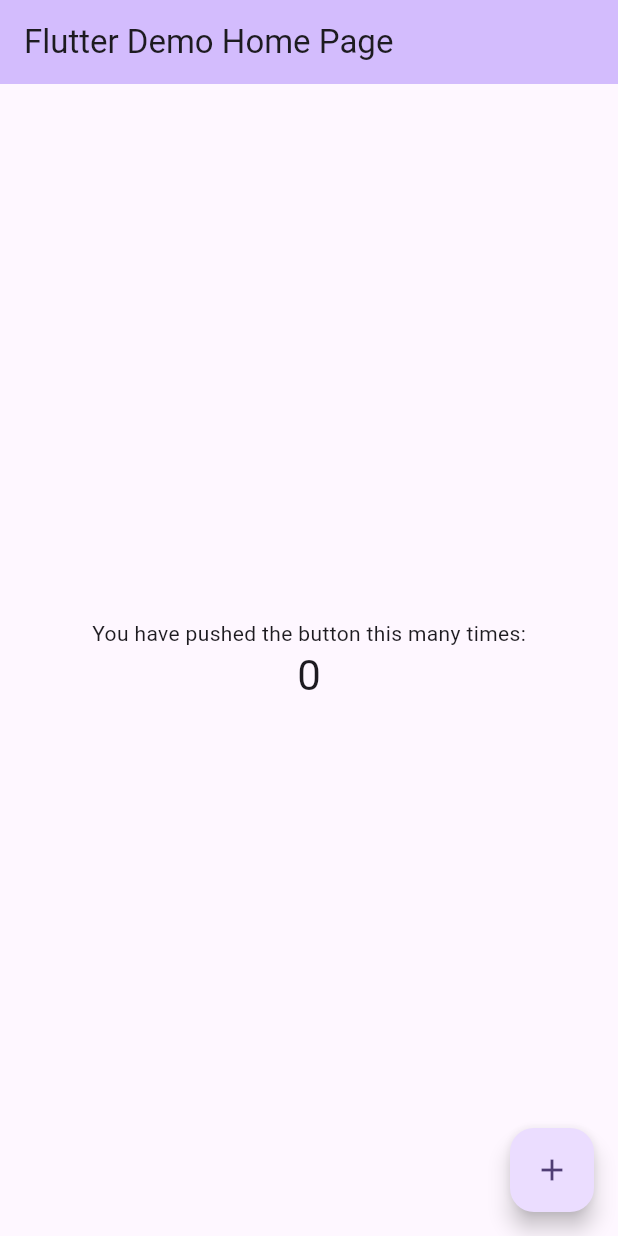
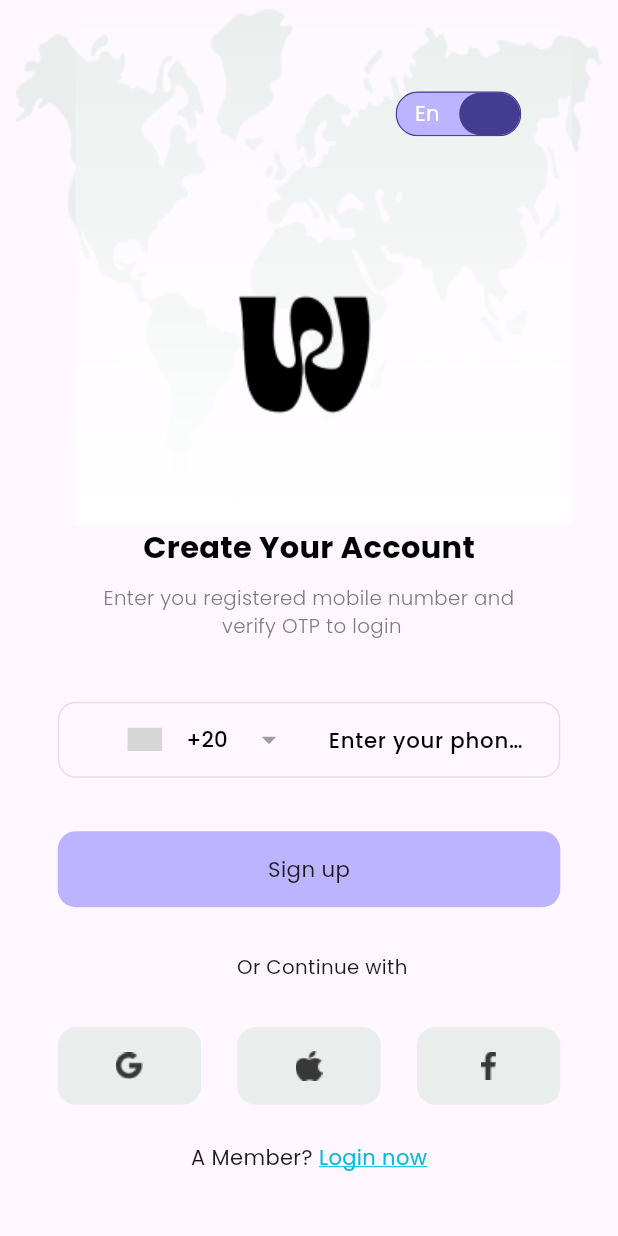
Before and after one commit to talhamehtab2014/flutter_lerning_project, a Flutter app: the screen it shows after launch, on a phone screen of 412 x 824 dp. Run offline on Flutter 3.47's test engine with Material 3 defaults, Android fonts, the phone set to English and light mode, and no system bars; drawn by our look-alikes of country_code_picker, toggle_switch; our stand-ins replace flutter_screenutil, get, google_fonts; generated files the repository leaves out were written again; grey boxes are pictures that could not be loaded.

Commit message:
signup acreen started with ui

```diff
--- /dev/null
+++ b/l10n.yaml
@@ -0,0 +1,3 @@
+arb-dir: lib/l10n
+template-arb-file: app_en.arb
+output-localization-file: app_localizations.dart
--- /dev/null
+++ b/lib/l10n/app_ar.arb
@@ -0,0 +1,3 @@
+{
+  "hello": "hello"
+}
--- /dev/null
+++ b/lib/l10n/app_en.arb
@@ -0,0 +1,2 @@
+{
+"hello" :"hello "}
--- a/lib/main.dart
+++ b/lib/main.dart
@@ -1,4 +1,11 @@
+import 'package:country_code_picker/country_code_picker.dart';
 import 'package:flutter/material.dart';
+import 'package:flutter_iwish_practice/modules/sign_up/screens/sign_up.dart';
+import 'package:flutter_screenutil/flutter_screenutil.dart';
+import 'package:get/get_navigation/src/root/get_material_app.dart';
+import 'package:google_fonts/google_fonts.dart';
+import 'package:flutter_localizations/flutter_localizations.dart';
+import 'package:flutter_gen/gen_l10n/app_localizations.dart';
 
 void main() {
   runApp(const MyApp());
@@ -10,116 +17,36 @@
   // This widget is the root of your application.
   @override
   Widget build(BuildContext context) {
-    return MaterialApp(
-      title: 'Flutter Demo',
-      theme: ThemeData(
-        // This is the theme of your application.
-        //
-        // TRY THIS: Try running your application with "flutter run". You'll see
-        // the application has a purple toolbar. Then, without quitting the app,
-        // try changing the seedColor in the colorScheme below to Colors.green
-        // and then invoke "hot reload" (save your changes or press the "hot
-        // reload" button in a Flutter-supported IDE, or press "r" if you used
-        // the command line to start the app).
-        //
-        // Notice that the counter didn't reset back to zero; the application
-        // state is not lost during the reload. To reset the state, use hot
-        // restart instead.
-        //
-        // This works for code too, not just values: Most code changes can be
-        // tested with just a hot reload.
-        colorScheme: ColorScheme.fromSeed(seedColor: Colors.deepPurple),
-        useMaterial3: true,
-      ),
-      home: const MyHomePage(title: 'Flutter Demo Home Page'),
+    return ScreenUtilInit(
+      designSize: const Size(375, 812),
+      minTextAdapt: true,
+
+      // Use builder only if you need to use library outside ScreenUtilInit context
+      builder: (_, child) {
+        return GetMaterialApp(
+          locale: Locale('en'),
+          debugShowCheckedModeBanner: false,
+          title: 'First Method',
+          // You can use the library anywhere in the app even in theme
+          theme: ThemeData(
+            textTheme: GoogleFonts.poppinsTextTheme(),
+          ),
+          home: const SignUp(),
+          //initialRoute: //RoutesHelper.getSplashPage(),
+          //getPages: RoutesHelper.routes,
+          localizationsDelegates: const [
+            CountryLocalizations.delegate,
+            AppLocalizations.delegate,
+            GlobalMaterialLocalizations.delegate,
+            GlobalWidgetsLocalizations.delegate
+          ],
+          supportedLocales: [
+            Locale('en'),
+            Locale('ar'),
+          ],
+        );
+      },
+      child: const SignUp(),
     );
   }
 }
-
-class MyHomePage extends StatefulWidget {
-  const MyHomePage({super.key, required this.title});
-
-  // This widget is the home page of your application. It is stateful, meaning
-  // that it has a State object (defined below) that contains fields that affect
-  // how it looks.
-
-  // This class is the configuration for the state. It holds the values (in this
-  // case the title) provided by the parent (in this case the App widget) and
-  // used by the build method of the State. Fields in a Widget subclass are
-  // always marked "final".
-
-  final String title;
-
-  @override
-  State<MyHomePage> createState() => _MyHomePageState();
-}
-
-class _MyHomePageState extends State<MyHomePage> {
-  int _counter = 0;
-
-  void _incrementCounter() {
-    setState(() {
-      // This call to setState tells the Flutter framework that something has
-      // changed in this State, which causes it to rerun the build method below
-      // so that the display can reflect the updated values. If we changed
-      // _counter without calling setState(), then the build method would not be
-      // called again, and so nothing would appear to happen.
-      _counter++;
-    });
-  }
-
-  @override
-  Widget build(BuildContext context) {
-    // This method is rerun every time setState is called, for instance as done
-    // by the _incrementCounter method above.
-    //
-    // The Flutter framework has been optimized to make rerunning build methods
-    // fast, so that you can just rebuild anything that needs updating rather
-    // than having to individually change instances of widgets.
-    return Scaffold(
-      appBar: AppBar(
-        // TRY THIS: Try changing the color here to a specific color (to
-        // Colors.amber, perhaps?) and trigger a hot reload to see the AppBar
-        // change color while the other colors stay the same.
-        backgroundColor: Theme.of(context).colorScheme.inversePrimary,
-        // Here we take the value from the MyHomePage object that was created by
-        // the App.build method, and use it to set our appbar title.
-        title: Text(widget.title),
-      ),
-      body: Center(
-        // Center is a layout widget. It takes a single child and positions it
-        // in the middle of the parent.
-        child: Column(
-          // Column is also a layout widget. It takes a list of children and
-          // arranges them vertically. By default, it sizes itself to fit its
-          // children horizontally, and tries to be as tall as its parent.
-          //
-          // Column has various properties to control how it sizes itself and
-          // how it positions its children. Here we use mainAxisAlignment to
-          // center the children vertically; the main axis here is the vertical
-          // axis because Columns are vertical (the cross axis would be
-          // horizontal).
-          //
-          // TRY THIS: Invoke "debug painting" (choose the "Toggle Debug Paint"
-          // action in the IDE, or press "p" in the console), to see the
-          // wireframe for each widget.
-          mainAxisAlignment: MainAxisAlignment.center,
-          children: <Widget>[
-            const Text(
-              'You have pushed the button this many times:',
-            ),
-            Text(
-              '$_counter',
-              style: Theme.of(context).textTheme.headlineMedium,
-            ),
-          ],
-        ),
-      ),
-      floatingActionButton: FloatingActionButton(
-        onPressed: _incrementCounter,
-        tooltip: 'Increment',
-        child: const Icon(Icons.add),
-      ), // This trailing comma makes auto-formatting nicer for build methods.
-    );
-  }
-}
--- /dev/null
+++ b/lib/modules/sign_up/screens/sign_up.dart
@@ -0,0 +1,174 @@
+import 'package:flutter/cupertino.dart';
+import 'package:flutter/material.dart';
+import 'package:flutter/widgets.dart';
+import 'package:flutter_iwish_practice/utils/app_assets.dart';
+import 'package:flutter_iwish_practice/utils/colors.dart';
+import 'package:flutter_iwish_practice/widgets/home_top_card.dart';
+import 'package:flutter_iwish_practice/widgets/phn_text_field.dart';
+import 'package:flutter_iwish_practice/widgets/social_login_button.dart';
+import 'package:flutter_screenutil/flutter_screenutil.dart';
+import 'package:toggle_switch/toggle_switch.dart';
+
+class SignUp extends StatelessWidget {
+  const SignUp({super.key});
+
+  @override
+  Widget build(BuildContext context) {
+    return Scaffold(
+      body: SingleChildScrollView(
+        child: SizedBox(
+          height: MediaQuery.of(context).size.height,
+          child: Column(
+            crossAxisAlignment: CrossAxisAlignment.center,
+            children: [
+              Stack(
+                children: [
+                  const HomeTopCard(),
+                  Positioned(
+                    left: 240.w,
+                    top: 60.h,
+                    child: ToggleSwitch(
+                      borderWidth: 0.8,
+                      borderColor: const [ThemeColors.toggleSwitchBorderColor],
+                      minWidth: 37.w,
+                      minHeight: 28.h,
+                      cornerRadius: 20.0,
+                      dividerColor: Colors.transparent,
+                      activeBgColors: const [
+                        [ThemeColors.toggleSwitchInActiveButtonColor],
+                        [ThemeColors.toggleSwitchActiveButtonColor]
+                      ],
+                      activeFgColor: Colors.transparent,
+                      inactiveBgColor: ThemeColors.toggleSwitchActiveBgColor,
+                      inactiveFgColor: Colors.white,
+                      initialLabelIndex: 1,
+                      totalSwitches: 2,
+                      labels: ['En', 'Ar'],
+                      radiusStyle: true,
+                      onToggle: (index) {
+                        //print('switched to: $index');
+                      },
+                    ),
+                  ),
+                ],
+              ),
+              Text(
+                'Create Your Account',
+                style: TextStyle(
+                  color: ThemeColors.mainTitle,
+                  fontSize: 20.sp,
+                  fontWeight: FontWeight.w700,
+                ),
+              ),
+              SizedBox(
+                height: 10.h,
+              ),
+              Padding(
+                padding: EdgeInsets.symmetric(horizontal: 35.w),
+                child: Column(
+                  children: [
+                    Text(
+                      textAlign: TextAlign.center,
+                      'Enter you registered mobile number and\n verify OTP to login',
+                      style: TextStyle(
+                        color: ThemeColors.subTitle,
+                        fontSize: 13.sp,
+                        fontWeight: FontWeight.w300,
+                      ),
+                    ),
+                    SizedBox(
+                      height: 40.h,
+                    ),
+                    PhoneTextField(),
+                    SizedBox(
+                      height: 35.h,
+                    ),
+                    Container(
+                      alignment: Alignment.center,
+                      width: 305.w,
+                      height: 50.h,
+                      decoration: BoxDecoration(
+                        color: ThemeColors.btnSignInSignUp,
+                        borderRadius: BorderRadius.circular(12.r),
+                      ),
+                      child: Text(
+                        'Sign up',
+                        style: TextStyle(
+                            fontSize: 14.sp, fontWeight: FontWeight.w400),
+                      ),
+                    ),
+                    SizedBox(
+                      height: 30.h,
+                    ),
+                    Row(
+                      mainAxisAlignment: MainAxisAlignment.center,
+                      children: [
+                        Divider(
+                          thickness: 1,
+                          endIndent: 16.w,
+                          color:
+                              ThemeColors.dividerOrSIgnInWith.withOpacity(0.3),
+                        ),
+                        SizedBox(
+                          width: 16.w,
+                        ),
+                        Text(
+                          'Or Continue with',
+                          style: TextStyle(
+                              fontSize: 13.sp, fontWeight: FontWeight.w400),
+                        ),
+                        Divider(
+                          thickness: 1,
+                          indent: 16.w,
+                          color:
+                              ThemeColors.dividerOrSIgnInWith.withOpacity(0.3),
+                        ),
+                      ],
+                    ),
+                    SizedBox(
+                      height: 30.h,
+                    ),
+                    const Row(
+                      mainAxisSize: MainAxisSize.max,
+                      mainAxisAlignment: MainAxisAlignment.spaceBetween,
+                      children: [
+                        SocialLoginButton(
+                          icon: AppAssets.icGoogleSignUp,
+                        ),
+                        SocialLoginButton(
+                          icon: AppAssets.icAppleSignUp,
+                        ),
+                        SocialLoginButton(
+                          icon: AppAssets.icFacebookSignUp,
+                        ),
+                      ],
+                    ),
+                    SizedBox(
+                      height: 25.h,
+                    ),
+                    Row(
+                      mainAxisAlignment: MainAxisAlignment.center,
+                      children: [
+                        const Text('A Member? '),
+                        GestureDetector(
+                          onTap: () {},
+                          child: const Text(
+                            'Login now',
+                            style: TextStyle(
+                                color: Colors.cyan,
+                                decoration: TextDecoration.underline,
+                                decorationColor: Colors.cyan),
+                          ),
+                        )
+                      ],
+                    )
+                  ],
+                ),
+              )
+            ],
+          ),
+        ),
+      ),
+    );
+  }
+}
--- /dev/null
+++ b/lib/utils/app_assets.dart
@@ -0,0 +1,6 @@
+class AppAssets {
+  static const String icBgSiginSignUp = 'assets/images/bg_map.png';
+  static const String icGoogleSignUp = 'assets/images/icGoogle.png';
+  static const String icAppleSignUp = 'assets/images/icApple.png';
+  static const String icFacebookSignUp = 'assets/images/icFacebook.png';
+}
--- /dev/null
+++ b/lib/utils/colors.dart
@@ -0,0 +1,17 @@
+import 'dart:ui';
+
+class ThemeColors {
+  ThemeColors._internal();
+  static const Color mainTitle = Color(0xFF000000);
+  static const Color subTitle = Color(0xFF7B7B7B);
+  static const Color txtFieldBorderColor = Color(0xFFE1E1E1);
+  static const Color btnSignInSignUp = Color(0xFFBcB4FF);
+  static const Color dividerOrSIgnInWith = Color(0xFFC8C8C8);
+  static const Color socialSignInButton = Color(0xFFE9EEED);
+  static const Color toggleSwitchActiveBgColor = Color(0xFFBCB4FF);
+  static const Color toggleSwitchButtonColor = Color(0xFF433C90);
+  static const Color toggleSwitchBorderColor = Color(0xFF433C90);
+  static const Color toggleSwitchActiveButtonColor = Color(0xFF433C90);
+  static const Color toggleSwitchInActiveButtonColor = Color(0xFF474747);
+  static const Color errorFontColor = Color(0xFFEE1111);
+}
--- /dev/null
+++ b/lib/utils/phone_number_formatter.dart
@@ -0,0 +1,19 @@
+import 'package:flutter/services.dart';
+
+class PhoneNumberFormatter extends TextInputFormatter {
+  @override
+  TextEditingValue formatEditUpdate(
+      TextEditingValue oldValue, TextEditingValue newValue) {
+    String newText = newValue.text;
+    if (newText.length > 4) {
+      newText = newText.substring(0, 4) + ' ' + newText.substring(4);
+    }
+    if (newText.length > 9) {
+      newText = newText.substring(0, 9) + ' ' + newText.substring(9);
+    }
+    return TextEditingValue(
+      text: newText,
+      selection: TextSelection.collapsed(offset: newText.length),
+    );
+  }
+}
--- /dev/null
+++ b/lib/utils/utils.dart
@@ -0,0 +1 @@
+class Utils {}
--- /dev/null
+++ b/lib/widgets/home_top_card.dart
@@ -0,0 +1,24 @@
+import 'package:flutter/material.dart';
+import 'package:flutter_screenutil/flutter_screenutil.dart';
+
+import '../utils/app_assets.dart';
+
+class HomeTopCard extends StatelessWidget {
+  const HomeTopCard({super.key});
+
+  @override
+  Widget build(BuildContext context) {
+    return Center(
+      child: Container(
+        width: 355.w,
+        height: 345.h,
+        decoration: const BoxDecoration(
+          image: DecorationImage(
+            fit: BoxFit.cover,
+            image: AssetImage(AppAssets.icBgSiginSignUp),
+          ),
+        ),
+      ),
+    );
+  }
+}
--- /dev/null
+++ b/lib/widgets/phn_text_field.dart
@@ -0,0 +1,210 @@
+/*
+import 'package:country_code_picker/country_code_picker.dart';
+import 'package:flutter/cupertino.dart';
+import 'package:flutter/material.dart';
+import 'package:flutter/services.dart';
+import 'package:flutter/widgets.dart';
+import 'package:flutter_iwish_practice/utils/phone_number_formatter.dart';
+import 'package:flutter_screenutil/flutter_screenutil.dart';
+
+import '../utils/colors.dart';
+import '../utils/utils.dart';
+
+class PhoneTextField extends StatelessWidget {
+  const PhoneTextField({super.key});
+
+  @override
+  Widget build(BuildContext context) {
+    return Container(
+      padding: EdgeInsets.symmetric(horizontal: 16.w),
+      width: 305.w,
+      height: 50.h,
+      decoration: BoxDecoration(
+        border: Border.all(color: ThemeColors.txtFieldBorderColor, width: 1.0),
+        borderRadius: BorderRadius.circular(12.r),
+      ),
+      child: Row(
+        mainAxisSize: MainAxisSize.min,
+        crossAxisAlignment: CrossAxisAlignment.start,
+        mainAxisAlignment: MainAxisAlignment.start,
+        children: [
+          CountryCodePicker(
+            padding: EdgeInsets.zero,
+            flagDecoration: const BoxDecoration(
+              shape: BoxShape.circle,
+            ),
+            flagWidth: 21.w,
+            textStyle: TextStyle(fontSize: 14.sp, fontWeight: FontWeight.w500),
+            onChanged: print,
+            // Initial selection and favorite can be one of code ('IT') OR dial_code('+39')
+            initialSelection: 'EG',
+            favorite: ['+39', 'FR'],
+            // optional. Shows only country name and flag
+            showCountryOnly: false,
+            // optional. Shows only country name and flag when popup is closed.
+            showOnlyCountryWhenClosed: false,
+            // optional. aligns the flag and the Text left
+            alignLeft: false,
+            showDropDownButton: true,
+            hideSearch: false,
+          ),
+          Expanded(
+            child: TextField(
+              // textAlign: TextAlign.start,
+              style: TextStyle(
+                  fontSize: 14.sp,
+                  fontWeight: FontWeight.w500,
+                  color: ThemeColors.mainTitle),
+              showCursor: false,
+              keyboardType: const TextInputType.numberWithOptions(
+                  decimal: false, signed: false),
+              inputFormatters: [
+                FilteringTextInputFormatter.digitsOnly,
+                LengthLimitingTextInputFormatter(11),
+                PhoneNumberFormatter(),
+              ],
+              onChanged: (value) {
+                //mobilNum = value;
+              },
+              decoration: const InputDecoration(
+                border: InputBorder.none,
+                hintText: 'Enter your phone number',
+                hintStyle: TextStyle(
+                    color: ThemeColors.mainTitle, fontWeight: FontWeight.w500),
+              ),
+            ),
+          ),
+        ],
+      ),
+    );
+  }
+}
+*/
+import 'package:flutter/material.dart';
+import 'package:flutter/services.dart';
+import 'package:flutter/widgets.dart';
+import 'package:flutter_screenutil/flutter_screenutil.dart';
+import 'package:country_code_picker/country_code_picker.dart';
+
+import '../utils/colors.dart';
+import '../utils/utils.dart';
+import '../utils/phone_number_formatter.dart';
+
+class PhoneTextField extends StatefulWidget {
+  PhoneTextField();
+
+  @override
+  _PhoneTextFieldState createState() => _PhoneTextFieldState();
+}
+
+class _PhoneTextFieldState extends State<PhoneTextField> {
+  TextEditingController _controller = TextEditingController();
+  bool _showError = false;
+
+  @override
+  void dispose() {
+    _controller.dispose();
+    super.dispose();
+  }
+
+  @override
+  Widget build(BuildContext context) {
+    return Column(
+      children: [
+        Container(
+          padding: EdgeInsets.symmetric(horizontal: 16.w),
+          width: 305.w,
+          height: 50.h,
+          decoration: BoxDecoration(
+            border: Border.all(
+              color: _showError ? Colors.red : ThemeColors.txtFieldBorderColor,
+              width: 1.0,
+            ),
+            borderRadius: BorderRadius.circular(12.r),
+          ),
+          child: Row(
+            mainAxisSize: MainAxisSize.min,
+            crossAxisAlignment: CrossAxisAlignment.start,
+            mainAxisAlignment: MainAxisAlignment.start,
+            children: [
+              CountryCodePicker(
+                padding: EdgeInsets.zero,
+                flagDecoration: BoxDecoration(
+                  shape: BoxShape.circle,
+                  color: _showError ? ThemeColors.errorFontColor : null,
+                ),
+                flagWidth: 21.w,
+                textStyle: TextStyle(
+                  fontSize: 14.sp,
+                  fontWeight: FontWeight.w500,
+                  color: _showError
+                      ? ThemeColors.errorFontColor
+                      : ThemeColors.mainTitle,
+                ),
+                initialSelection: 'EG',
+                favorite: ['+39', 'FR'],
+                showCountryOnly: false,
+                showOnlyCountryWhenClosed: false,
+                alignLeft: false,
+                showDropDownButton: true,
+                hideSearch: false,
+              ),
+              Expanded(
+                child: TextField(
+                  controller: _controller,
+                  style: TextStyle(
+                    fontSize: 14.sp,
+                    fontWeight: FontWeight.w500,
+                    color: _showError
+                        ? ThemeColors.errorFontColor
+                        : ThemeColors.mainTitle,
+                  ),
+                  showCursor: false,
+                  keyboardType: TextInputType.numberWithOptions(
+                      decimal: false, signed: false),
+                  inputFormatters: [
+                    FilteringTextInputFormatter.digitsOnly,
+                    LengthLimitingTextInputFormatter(11),
+                    PhoneNumberFormatter(),
+                  ],
+                  onChanged: (value) {
+                    if (_controller.text.length == 11) {
+                      // Close the keyboard when the last digit is entered
+                      FocusScope.of(context).unfocus();
+                    }
+                    setState(() {
+                      _showError = _controller.text.length < 11;
+                    });
+                  },
+                  /*onChanged: (value) {
+                    setState(() {
+                      _showError = value.length < 11;
+                    });
+                  },*/
+                  decoration: InputDecoration(
+                    border: InputBorder.none,
+                    hintText: 'Enter your phone number',
+                    hintStyle: TextStyle(
+                      color: ThemeColors.mainTitle,
+                      fontWeight: FontWeight.w500,
+                    ),
+                  ),
+                ),
+              ),
+            ],
+          ),
+        ),
+        _showError
+            ? Container(
+                alignment: Alignment.bottomLeft,
+                padding: EdgeInsets.only(top: 10.h),
+                child: Text(
+                  'Mobile Number is Incorrect',
+                  style: TextStyle(color: ThemeColors.errorFontColor),
+                ),
+              )
+            : Container(),
+      ],
+    );
+  }
+}
--- /dev/null
+++ b/lib/widgets/social_login_button.dart
@@ -0,0 +1,28 @@
+import 'package:flutter/material.dart';
+import 'package:flutter_screenutil/flutter_screenutil.dart';
+
+import '../utils/app_assets.dart';
+import '../utils/colors.dart';
+
+class SocialLoginButton extends StatelessWidget {
+  final String icon;
+  const SocialLoginButton({super.key, required this.icon});
+
+  @override
+  Widget build(BuildContext context) {
+    return GestureDetector(
+      onTap: () {},
+      child: Container(
+        width: 87.w,
+        height: 51.h,
+        decoration: BoxDecoration(
+          borderRadius: BorderRadius.all(Radius.circular(12.r)),
+          color: ThemeColors.socialSignInButton,
+          image: DecorationImage(
+            image: AssetImage(icon),
+          ),
+        ),
+      ),
+    );
+  }
+}
```
Also changed, not shown: pubspec.yaml (+13 -3 lines), assets/images/bg_map.png (added), assets/images/icApple.png (added), assets/images/icFacebook.png (added), assets/images/icGoogle.png (added), pubspec.lock, 1 other file.
